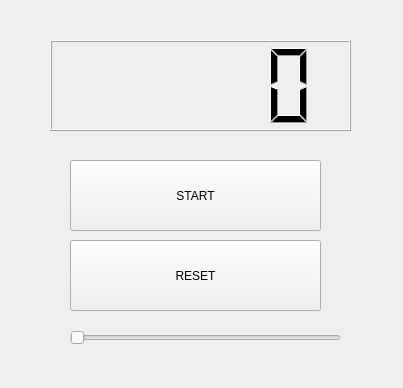
Qt form actividad0/counterDlg.ui (gmegiash/Proyecto_Robotica_25-26) before a commit.
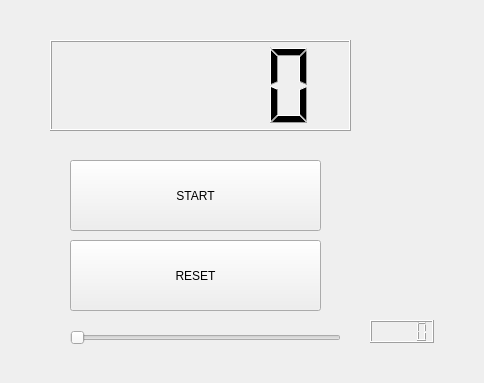
The same form after that commit.

The edit to the form file:
```diff
--- a/actividad0/counterDlg.ui
+++ b/actividad0/counterDlg.ui
@@ -6,8 +6,8 @@
    <rect>
     <x>0</x>
     <y>0</y>
-    <width>403</width>
-    <height>388</height>
+    <width>484</width>
+    <height>383</height>
    </rect>
   </property>
   <property name="windowTitle">
@@ -62,6 +62,16 @@
     <enum>Qt::Horizontal</enum>
    </property>
   </widget>
+  <widget class="QLCDNumber" name="lcdNumber_2">
+   <property name="geometry">
+    <rect>
+     <x>370</x>
+     <y>320</y>
+     <width>64</width>
+     <height>23</height>
+    </rect>
+   </property>
+  </widget>
  </widget>
  <resources/>
  <connections/>
```
Left out of the diff: 14 changed lines with no effect on the pictures.
